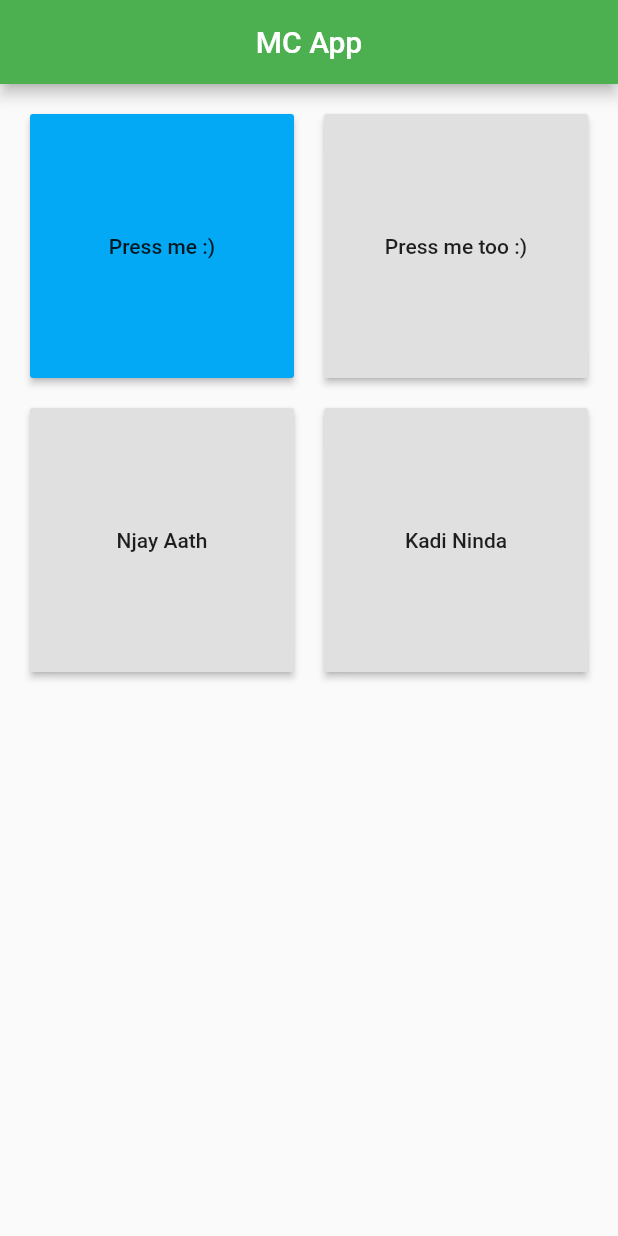
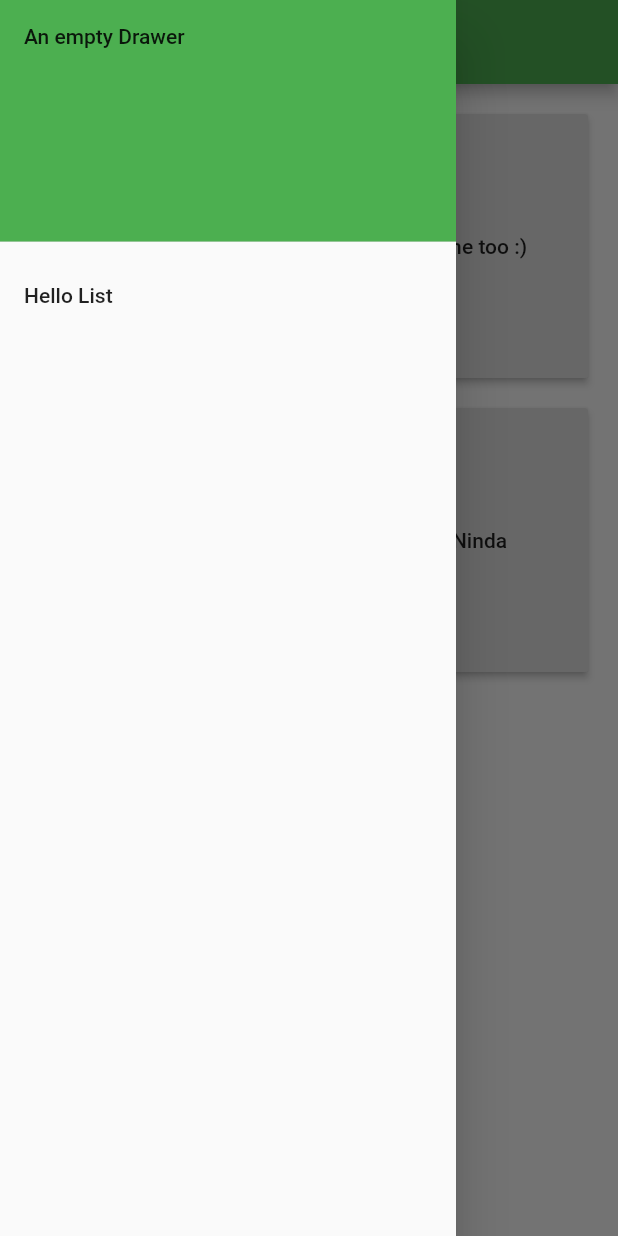
Before and after one commit to thecodepapaya/MC-App, a Flutter app: the screen it shows after launch, with the side drawer open (before the commit the screen has no drawer), on a phone screen of 412 x 824 dp. Run offline on Flutter 3.47's test engine with Material 2 defaults, Android fonts, the phone set to English and light mode, and no system bars; our stand-ins replace audioplayers.

Commit message:
Added drawer

```diff
--- a/lib/main.dart
+++ b/lib/main.dart
@@ -57,6 +57,22 @@ class _State extends State<McApp> {
         title: Text("MC App"),
         centerTitle: true,
       ),
+      drawer: Drawer(
+        child: ListView(
+          padding: EdgeInsets.zero,
+          children: <Widget>[
+            DrawerHeader(
+              child: Text("An empty Drawer"),
+              decoration: BoxDecoration(
+                color: Colors.green,
+              ),
+            ),
+            ListTile(
+              title: Text("Hello List"),
+            )
+          ],
+        ),
+      ),
       body: GridView.count(
         primary: false,
         padding: const EdgeInsets.all(20.0),
```
